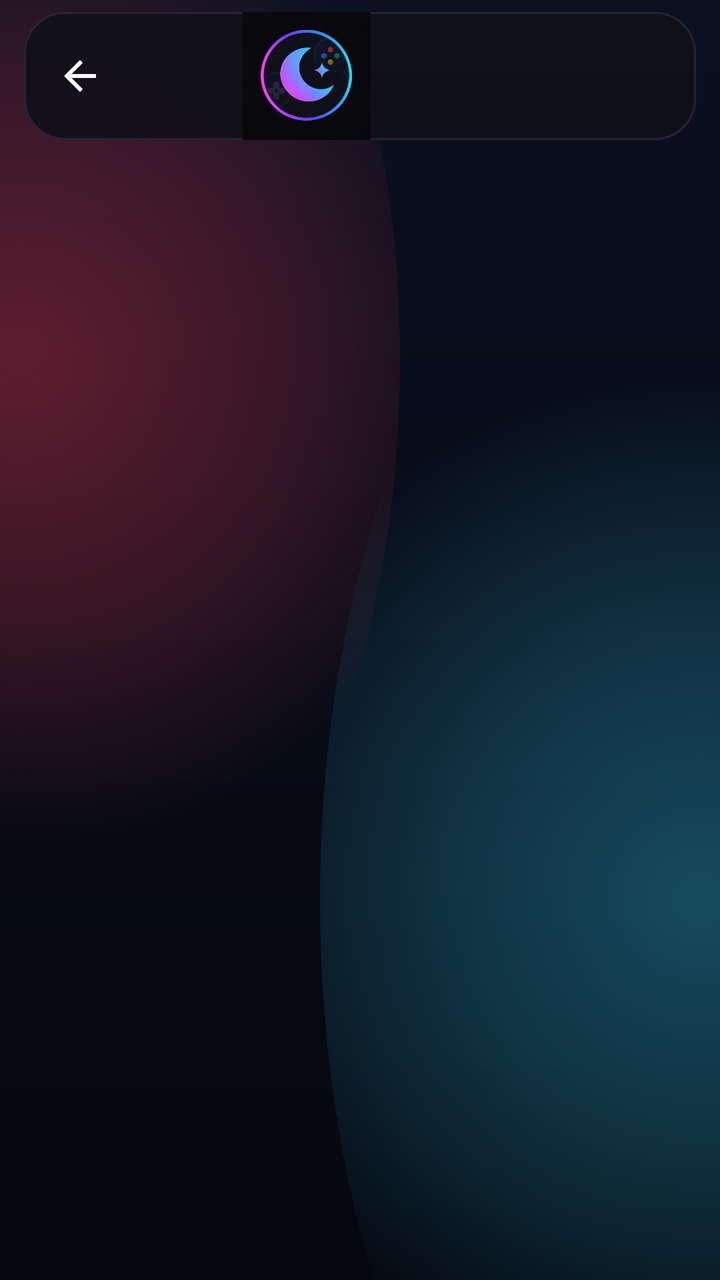
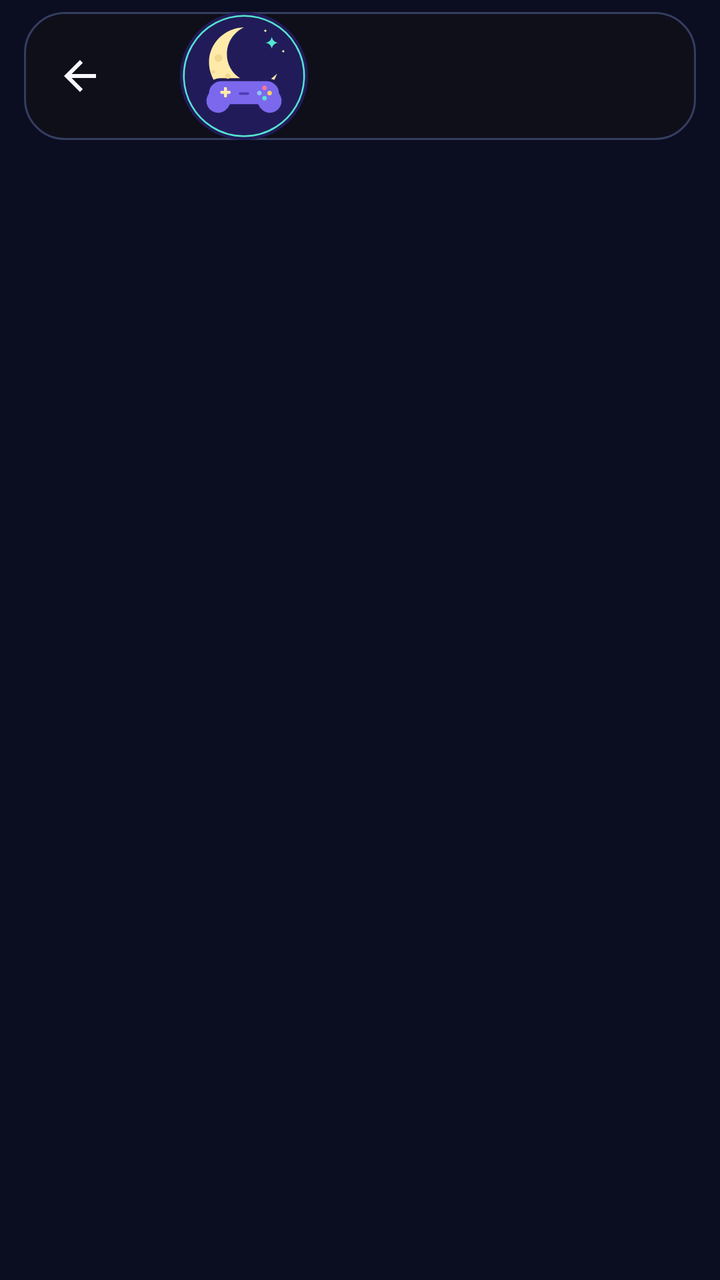

Before-and-after screenshots of an Android layout around one commit, followed by the original layout XML and the change that was made.
<!-- AndroidManifest.xml: activity theme Theme.Yuzu.Main -->
<!-- res/layout/fragment_settings.xml -->
<?xml version="1.0" encoding="utf-8"?>
<androidx.coordinatorlayout.widget.CoordinatorLayout xmlns:android="http://schemas.android.com/apk/res/android" xmlns:app="http://schemas.android.com/apk/res-auto"
 android:id="@+id/coordinator_main" android:layout_width="match_parent" android:layout_height="match_parent" android:background="@drawable/moonwitch_background">
 <com.google.android.material.appbar.AppBarLayout android:id="@+id/appbar_settings" style="@style/Widget.Eden.TransparentTopAppBarLayout"
  android:layout_width="match_parent" android:layout_height="wrap_content" android:fitsSystemWindows="true">
  <com.google.android.material.appbar.MaterialToolbar android:id="@+id/toolbar_settings" style="@style/Widget.Eden.TransparentTopToolbar"
   android:layout_width="match_parent" android:layout_height="64dp" android:layout_marginStart="12dp" android:layout_marginTop="6dp" android:layout_marginEnd="12dp"
   app:logo="@drawable/moonwitch_app_icon" app:navigationIcon="@drawable/ic_back"/>
 </com.google.android.material.appbar.AppBarLayout>
 <androidx.recyclerview.widget.RecyclerView android:id="@+id/list_settings" android:layout_width="match_parent" android:layout_height="match_parent"
  android:clipToPadding="false" android:paddingTop="8dp" android:paddingBottom="24dp" app:layout_behavior="@string/appbar_scrolling_view_behavior"/>
</androidx.coordinatorlayout.widget.CoordinatorLayout>
<!-- resources referenced by this layout -->
<resources>
  <!-- drawable ic_back (drawable) -->
  <vector xmlns:android="http://schemas.android.com/apk/res/android"
      android:width="24dp"
      android:height="24dp"
      android:autoMirrored="true"
      android:viewportWidth="24"
      android:viewportHeight="24">
      <path
          android:fillColor="?attr/colorControlNormal"
          android:pathData="M20,11H7.83l5.59,-5.59L12,4l-8,8 8,8 1.41,-1.41L7.83,13H20v-2z" />
  </vector>
  <!-- drawable moonwitch_app_icon: webp bitmap (drawable-nodpi, 9840 bytes) -->
  <!-- drawable moonwitch_background (drawable) -->
  <?xml version="1.0" encoding="utf-8"?>
  <layer-list xmlns:android="http://schemas.android.com/apk/res/android">
      <item>
          <shape android:shape="rectangle">
              <gradient
                  android:angle="270"
                  android:endColor="#05070F"
                  android:startColor="#0A1020" />
          </shape>
      </item>
      <item android:left="-180dp" android:right="160dp" android:top="-160dp" android:bottom="120dp">
          <shape android:shape="oval">
              <gradient
                  android:centerColor="#35FF3B55"
                  android:endColor="#00FF3B55"
                  android:gradientRadius="240dp"
                  android:startColor="#58FF3B55"
                  android:type="radial" />
          </shape>
      </item>
      <item android:left="160dp" android:right="-180dp" android:top="80dp" android:bottom="-180dp">
          <shape android:shape="oval">
              <gradient
                  android:centerColor="#3035D8FF"
                  android:endColor="#0035D8FF"
                  android:gradientRadius="260dp"
                  android:startColor="#5035D8FF"
                  android:type="radial" />
          </shape>
      </item>
  </layer-list>
  <style name="Widget.Eden.TransparentTopAppBarLayout" parent="">
          <item name="android:background">@android:color/transparent</item>
          <item name="android:elevation">0dp</item>
          <item name="android:stateListAnimator">@null</item>
          <item name="elevation">0dp</item>
          <item name="liftOnScroll">false</item>
          <item name="statusBarForeground">@android:color/transparent</item>
      </style>
  <!-- drawable mw_reformulation_toolbar_surface (drawable) -->
  <?xml version="1.0" encoding="utf-8"?>
  <shape xmlns:android="http://schemas.android.com/apk/res/android" android:shape="rectangle"><solid android:color="#E610101A"/><corners android:radius="20dp"/><stroke android:width="1dp" android:color="@color/mw_ui_border"/></shape>
  <color name="mw_ui_text">#F7F5FB</color>
  <color name="mw_ui_text_2">#A7A2AF</color>
  <color name="yuzu_error">#BA1A1A</color>
  <color name="yuzu_errorContainer">#FFDAD6</color>
  <color name="yuzu_onError">#FFFFFF</color>
  <color name="yuzu_onErrorContainer">#410002</color>
  <color name="yuzu_shadow">#000000</color>
  <style name="YuzuSlider" parent="Widget.Material3.Slider">
          <item name="tickVisible">false</item>
          <item name="labelBehavior">gone</item>
      </style>
  <style name="YuzuPopupMenu" parent="Widget.Material3.PopupMenu">
          <item name="android:popupBackground">@drawable/popup_menu_background</item>
      </style>
  <color name="mw_ui_border">#282333</color>
  <!-- drawable popup_menu_background (drawable) -->
  <?xml version="1.0" encoding="utf-8"?>
  <shape xmlns:android="http://schemas.android.com/apk/res/android"
      android:shape="rectangle">
      <solid android:color="?attr/colorSurface" />
      <corners android:radius="8dp" />
      <stroke
          android:width="1dp"
          android:color="?attr/colorOutline" />
  </shape>
  <!-- unchanged entries left out for length: 2 -->
</resources>

<!-- the commit's change to res/layout/fragment_settings.xml (unified diff, before → after) -->
@@ -5,7 +5,7 @@
   android:layout_width="match_parent" android:layout_height="wrap_content" android:fitsSystemWindows="true">
   <com.google.android.material.appbar.MaterialToolbar android:id="@+id/toolbar_settings" style="@style/Widget.Eden.TransparentTopToolbar"
    android:layout_width="match_parent" android:layout_height="64dp" android:layout_marginStart="12dp" android:layout_marginTop="6dp" android:layout_marginEnd="12dp"
-   app:logo="@drawable/moonwitch_app_icon" app:navigationIcon="@drawable/ic_back"/>
+   app:logo="@drawable/ic_moonwitch_mark" app:navigationIcon="@drawable/ic_back"/>
  </com.google.android.material.appbar.AppBarLayout>
  <androidx.recyclerview.widget.RecyclerView android:id="@+id/list_settings" android:layout_width="match_parent" android:layout_height="match_parent"
   android:clipToPadding="false" android:paddingTop="8dp" android:paddingBottom="24dp" app:layout_behavior="@string/appbar_scrolling_view_behavior"/>
<!-- resource entries referenced after the edit -->
@@ -11,39 +11,9 @@
           android:fillColor="?attr/colorControlNormal"
           android:pathData="M20,11H7.83l5.59,-5.59L12,4l-8,8 8,8 1.41,-1.41L7.83,13H20v-2z" />
   </vector>
-  <!-- drawable moonwitch_app_icon: webp bitmap (drawable-nodpi, 9840 bytes) -->
+  <!-- drawable ic_moonwitch_mark: vector/xml drawable (drawable, 2291 chars, omitted) -->
   <!-- drawable moonwitch_background (drawable) -->
-  <?xml version="1.0" encoding="utf-8"?>
-  <layer-list xmlns:android="http://schemas.android.com/apk/res/android">
-      <item>
-          <shape android:shape="rectangle">
-              <gradient
-                  android:angle="270"
-                  android:endColor="#05070F"
-                  android:startColor="#0A1020" />
-          </shape>
-      </item>
-      <item android:left="-180dp" android:right="160dp" android:top="-160dp" android:bottom="120dp">
-          <shape android:shape="oval">
-              <gradient
-                  android:centerColor="#35FF3B55"
-                  android:endColor="#00FF3B55"
-                  android:gradientRadius="240dp"
-                  android:startColor="#58FF3B55"
-                  android:type="radial" />
-          </shape>
-      </item>
-      <item android:left="160dp" android:right="-180dp" android:top="80dp" android:bottom="-180dp">
-          <shape android:shape="oval">
-              <gradient
-                  android:centerColor="#3035D8FF"
-                  android:endColor="#0035D8FF"
-                  android:gradientRadius="260dp"
-                  android:startColor="#5035D8FF"
-                  android:type="radial" />
-          </shape>
-      </item>
-  </layer-list>
+  <shape xmlns:android="http://schemas.android.com/apk/res/android"><solid android:color="@color/mw_reform_bg"/></shape>
   <style name="Widget.Eden.TransparentTopAppBarLayout" parent="">
           <item name="android:background">@android:color/transparent</item>
           <item name="android:elevation">0dp</item>
@@ -52,11 +22,12 @@
           <item name="liftOnScroll">false</item>
           <item name="statusBarForeground">@android:color/transparent</item>
       </style>
+  <color name="mw_reform_bg">#0B0E20</color>
   <!-- drawable mw_reformulation_toolbar_surface (drawable) -->
   <?xml version="1.0" encoding="utf-8"?>
   <shape xmlns:android="http://schemas.android.com/apk/res/android" android:shape="rectangle"><solid android:color="#E610101A"/><corners android:radius="20dp"/><stroke android:width="1dp" android:color="@color/mw_ui_border"/></shape>
-  <color name="mw_ui_text">#F7F5FB</color>
-  <color name="mw_ui_text_2">#A7A2AF</color>
+  <color name="mw_ui_text">#F7F6FC</color>
+  <color name="mw_ui_text_2">#B7BED5</color>
   <color name="yuzu_error">#BA1A1A</color>
   <color name="yuzu_errorContainer">#FFDAD6</color>
   <color name="yuzu_onError">#FFFFFF</color>
@@ -69,7 +40,7 @@
   <style name="YuzuPopupMenu" parent="Widget.Material3.PopupMenu">
           <item name="android:popupBackground">@drawable/popup_menu_background</item>
       </style>
-  <color name="mw_ui_border">#282333</color>
+  <color name="mw_ui_border">#353D60</color>
   <!-- drawable popup_menu_background (drawable) -->
   <?xml version="1.0" encoding="utf-8"?>
   <shape xmlns:android="http://schemas.android.com/apk/res/android"
